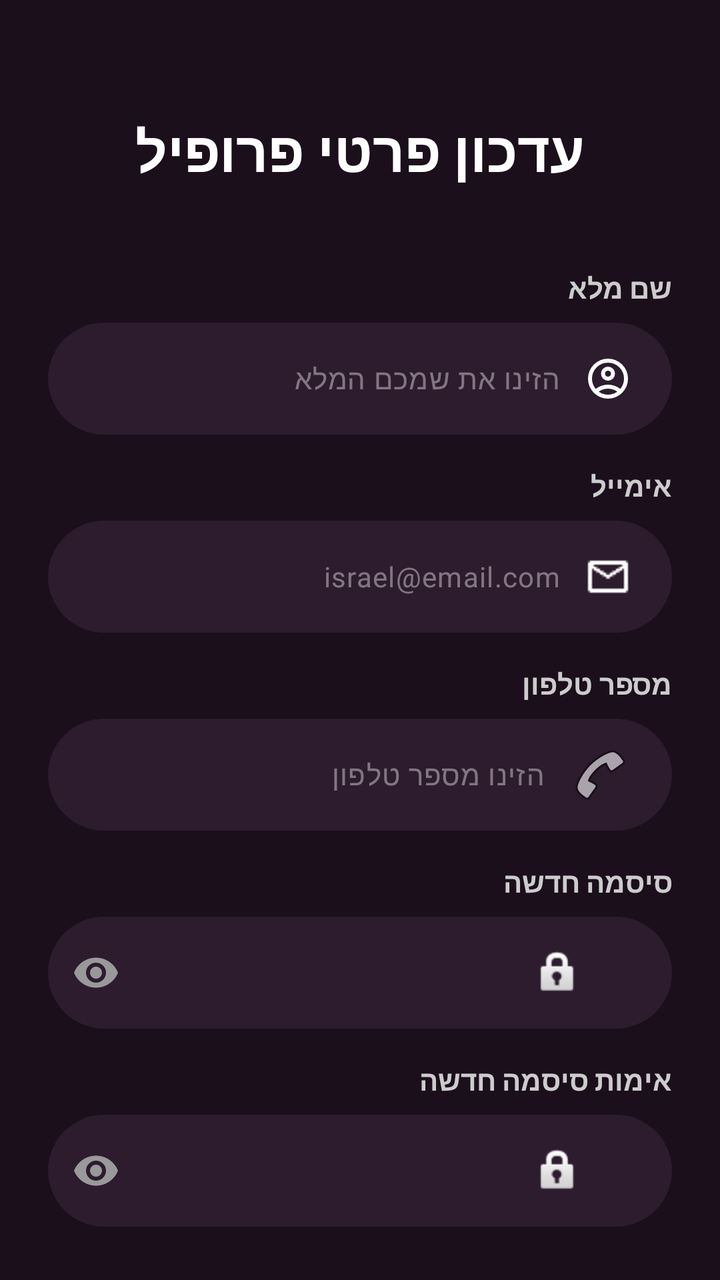
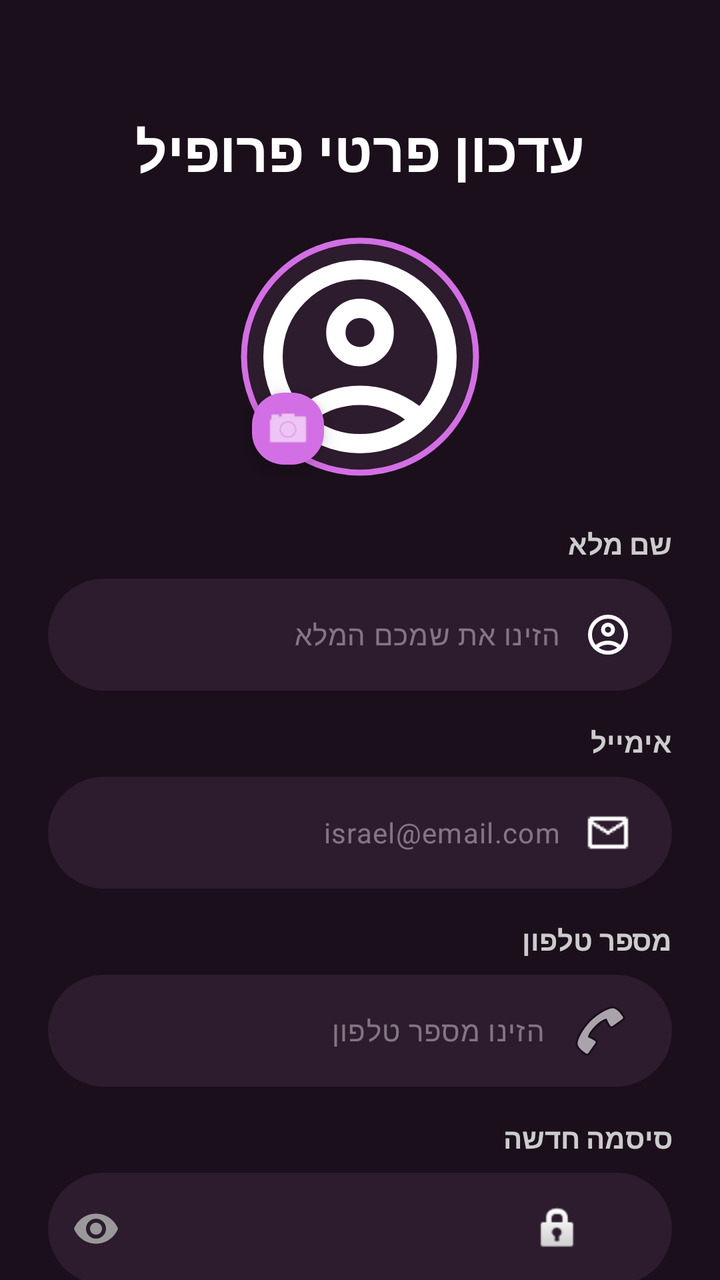

The first picture is an Android layout as it rendered before a commit; the second is the same layout after the commit. The layout source and the unified diff follow.
<!-- AndroidManifest.xml: application theme Theme.PartyLife -->
<!-- res/layout/activity_user_setting.xml -->
<?xml version="1.0" encoding="utf-8"?>
<ScrollView xmlns:android="http://schemas.android.com/apk/res/android"
    xmlns:app="http://schemas.android.com/apk/res-auto"
    android:layout_width="match_parent"
    android:layout_height="match_parent"
    android:background="#1A0F1B"
    android:fillViewport="true"
    android:id="@+id/usersetting"
    android:scrollbars="none">

    <androidx.constraintlayout.widget.ConstraintLayout
        android:layout_width="match_parent"
        android:layout_height="wrap_content"
        android:padding="24dp"
        android:layoutDirection="rtl">

        
        <TextView
            android:id="@+id/tvTitle"
            android:layout_width="0dp"
            android:layout_height="wrap_content"
            android:layout_marginTop="32dp"
            android:text="עדכון פרטי פרופיל"
            android:textColor="#FFFFFF"
            android:textSize="28sp"
            android:textStyle="bold"
            android:gravity="center"
            app:layout_constraintEnd_toEndOf="parent"
            app:layout_constraintStart_toStartOf="parent"
            app:layout_constraintTop_toTopOf="parent" />

        
        <TextView
            android:id="@+id/tvNameLabel"
            android:layout_width="match_parent"
            android:layout_height="wrap_content"
            android:layout_marginTop="40dp"
            android:text="שם מלא"
            android:textColor="#CCCCCC"
            android:textSize="14sp"
            android:textStyle="bold"
            android:gravity="start"
            app:layout_constraintTop_toBottomOf="@id/tvTitle" />

        <com.google.android.material.textfield.TextInputLayout
            android:id="@+id/tilEFullName"
            android:layout_width="match_parent"
            android:layout_height="wrap_content"
            android:layout_marginTop="8dp"
            app:hintEnabled="false"
            app:boxBackgroundColor="#2D1B2E"
            app:boxBackgroundMode="filled"
            app:boxCornerRadiusBottomEnd="28dp"
            app:boxCornerRadiusBottomStart="28dp"
            app:boxCornerRadiusTopEnd="28dp"
            app:boxCornerRadiusTopStart="28dp"
            app:boxStrokeWidth="0dp"
            app:layout_constraintTop_toBottomOf="@id/tvNameLabel">

            <com.google.android.material.textfield.TextInputEditText
                android:id="@+id/etEFullName"
                android:layout_width="match_parent"
                android:layout_height="56dp"
                android:hint="הזינו את שמכם המלא"
                android:textColorHint="#66FFFFFF"
                android:textColor="#FFFFFF"
                android:textSize="14sp"
                android:gravity="center_vertical|right"
                android:textAlignment="viewStart"
                android:drawableStart="@drawable/personimeg"
                android:drawablePadding="12dp"
                android:paddingStart="44dp"
                android:paddingEnd="20dp"
                android:background="@null" />

        </com.google.android.material.textfield.TextInputLayout>

        
        <TextView
            android:id="@+id/tvEmailLabel"
            android:layout_width="match_parent"
            android:layout_height="wrap_content"
            android:layout_marginTop="16dp"
            android:text="אימייל"
            android:textColor="#CCCCCC"
            android:textSize="14sp"
            android:textStyle="bold"
            android:gravity="start"
            app:layout_constraintTop_toBottomOf="@id/tilEFullName" />

        <com.google.android.material.textfield.TextInputLayout
            android:id="@+id/tilEEmail"
            android:layout_width="match_parent"
            android:layout_height="wrap_content"
            android:layout_marginTop="8dp"
            app:hintEnabled="false"
            app:boxBackgroundColor="#2D1B2E"
            app:boxBackgroundMode="filled"
            app:boxCornerRadiusBottomEnd="28dp"
            app:boxCornerRadiusBottomStart="28dp"
            app:boxCornerRadiusTopEnd="28dp"
            app:boxCornerRadiusTopStart="28dp"
            app:boxStrokeWidth="0dp"
            app:layout_constraintTop_toBottomOf="@id/tvEmailLabel">

            <com.google.android.material.textfield.TextInputEditText
                android:id="@+id/etEEmail"
                android:layout_width="match_parent"
                android:layout_height="56dp"
                android:inputType="textEmailAddress"
                android:hint="israel@email.com"
                android:textColorHint="#66FFFFFF"
                android:textColor="#FFFFFF"
                android:textSize="14sp"
                android:gravity="center_vertical|right"
                android:textAlignment="viewStart"
                android:drawableStart="@drawable/email"
                android:drawablePadding="12dp"
                android:paddingStart="44dp"
                android:paddingEnd="20dp"
                android:background="@null" />

        </com.google.android.material.textfield.TextInputLayout>

        
        <TextView
            android:id="@+id/tvPhoneLabel"
            android:layout_width="match_parent"
            android:layout_height="wrap_content"
            android:layout_marginTop="16dp"
            android:text="מספר טלפון"
            android:textColor="#CCCCCC"
            android:textSize="14sp"
            android:textStyle="bold"
            android:gravity="start"
            app:layout_constraintTop_toBottomOf="@id/tilEEmail" />

        <com.google.android.material.textfield.TextInputLayout
            android:id="@+id/tilEPhone"
            android:layout_width="match_parent"
            android:layout_height="wrap_content"
            android:layout_marginTop="8dp"
            app:hintEnabled="false"
            app:boxBackgroundColor="#2D1B2E"
            app:boxBackgroundMode="filled"
            app:boxCornerRadiusBottomEnd="28dp"
            app:boxCornerRadiusBottomStart="28dp"
            app:boxCornerRadiusTopEnd="28dp"
            app:boxCornerRadiusTopStart="28dp"
            app:boxStrokeWidth="0dp"
            app:layout_constraintTop_toBottomOf="@id/tvPhoneLabel">

            <com.google.android.material.textfield.TextInputEditText
                android:id="@+id/etEPhone"
                android:layout_width="match_parent"
                android:layout_height="56dp"
                android:inputType="phone"
                android:hint="הזינו מספר טלפון"
                android:textColorHint="#66FFFFFF"
                android:textColor="#FFFFFF"
                android:textSize="14sp"
                android:gravity="center_vertical|right"
                android:textAlignment="viewStart"
                android:drawableStart="@android:drawable/ic_menu_call"
                android:drawablePadding="12dp"
                android:paddingStart="44dp"
                android:paddingEnd="20dp"
                android:background="@null" />

        </com.google.android.material.textfield.TextInputLayout>

        
        <TextView
            android:id="@+id/tvPasswordLabel"
            android:layout_width="match_parent"
            android:layout_height="wrap_content"
            android:layout_marginTop="16dp"
            android:text="סיסמה חדשה"
            android:textColor="#CCCCCC"
            android:textSize="14sp"
            android:textStyle="bold"
            android:gravity="start"
            app:layout_constraintTop_toBottomOf="@id/tilEPhone" />

        <com.google.android.material.textfield.TextInputLayout
            android:id="@+id/tilEPassword"
            android:layout_width="match_parent"
            android:layout_height="wrap_content"
            android:layout_marginTop="8dp"
            app:hintEnabled="false"
            app:boxBackgroundColor="#2D1B2E"
            app:boxBackgroundMode="filled"
            app:boxCornerRadiusBottomEnd="28dp"
            app:boxCornerRadiusBottomStart="28dp"
            app:boxCornerRadiusTopEnd="28dp"
            app:boxCornerRadiusTopStart="28dp"
            app:boxStrokeWidth="0dp"
            app:passwordToggleEnabled="true"
            app:passwordToggleTint="#999999"
            app:layout_constraintTop_toBottomOf="@id/tvPasswordLabel">

            <com.google.android.material.textfield.TextInputEditText
                android:id="@+id/etEPassword"
                android:layout_width="match_parent"
                android:layout_height="56dp"
                android:inputType="textPassword"
                android:hint="••••••••"
                android:textColorHint="#66FFFFFF"
                android:textColor="#FFFFFF"
                android:textSize="14sp"
                android:gravity="center_vertical|right"
                android:textAlignment="viewStart"
                android:drawableStart="@android:drawable/ic_lock_idle_lock"
                android:drawablePadding="12dp"
                android:paddingStart="44dp"
                android:paddingEnd="20dp"
                android:background="@null" />

        </com.google.android.material.textfield.TextInputLayout>

        
        <TextView
            android:id="@+id/tvConfirmPasswordLabel"
            android:layout_width="match_parent"
            android:layout_height="wrap_content"
            android:layout_marginTop="16dp"
            android:text="אימות סיסמה חדשה"
            android:textColor="#CCCCCC"
            android:textSize="14sp"
            android:textStyle="bold"
            android:gravity="start"
            app:layout_constraintTop_toBottomOf="@id/tilEPassword" />

        <com.google.android.material.textfield.TextInputLayout
            android:id="@+id/tilEConfirmPassword"
            android:layout_width="match_parent"
            android:layout_height="wrap_content"
            android:layout_marginTop="8dp"
            app:hintEnabled="false"
            app:boxBackgroundColor="#2D1B2E"
            app:boxBackgroundMode="filled"
            app:boxCornerRadiusBottomEnd="28dp"
            app:boxCornerRadiusBottomStart="28dp"
            app:boxCornerRadiusTopEnd="28dp"
            app:boxCornerRadiusTopStart="28dp"
            app:boxStrokeWidth="0dp"
            app:passwordToggleEnabled="true"
            app:passwordToggleTint="#999999"
            app:layout_constraintTop_toBottomOf="@id/tvConfirmPasswordLabel">

            <com.google.android.material.textfield.TextInputEditText
                android:id="@+id/etEConfirmPassword"
                android:layout_width="match_parent"
                android:layout_height="56dp"
                android:inputType="textPassword"
                android:hint="••••••••"
                android:textColorHint="#66FFFFFF"
                android:textColor="#FFFFFF"
                android:textSize="14sp"
                android:gravity="center_vertical|right"
                android:textAlignment="viewStart"
                android:drawableStart="@android:drawable/ic_lock_idle_lock"
                android:drawablePadding="12dp"
                android:paddingStart="44dp"
                android:paddingEnd="20dp"
                android:background="@null" />

        </com.google.android.material.textfield.TextInputLayout>

        
        <com.google.android.material.button.MaterialButton
            android:id="@+id/btEnRegister"
            android:layout_width="match_parent"
            android:layout_height="56dp"
            android:layout_marginTop="40dp"
            android:text="עדכון פרטים"
            android:textColor="#FFFFFF"
            android:textSize="16sp"
            android:textStyle="bold"
            android:background="@drawable/button_gradient"
            app:backgroundTint="@null"
            app:cornerRadius="28dp"
            app:layout_constraintTop_toBottomOf="@id/tilEConfirmPassword" />



    </androidx.constraintlayout.widget.ConstraintLayout>

</ScrollView>
<!-- resources referenced by this layout -->
<resources>
  <!-- drawable button_gradient (drawable) -->
  <?xml version="1.0" encoding="utf-8"?>
  <shape xmlns:android="http://schemas.android.com/apk/res/android">
      <gradient
          android:startColor="#CC56E2"
          android:endColor="#BA39D5"
          android:angle="0"/>
      <corners android:radius="25dp"/>
  </shape>
  <!-- drawable email: png bitmap (drawable, 359 bytes) -->
  <!-- drawable personimeg (drawable) -->
  <vector xmlns:android="http://schemas.android.com/apk/res/android"
      android:width="24dp"
      android:height="24dp"
      android:viewportWidth="960"
      android:viewportHeight="960">
    <path
        android:pathData="M234,684q51,-39 114,-61.5T480,600q69,0 132,22.5T726,684q35,-41 54.5,-93T800,480q0,-133 -93.5,-226.5T480,160q-133,0 -226.5,93.5T160,480q0,59 19.5,111t54.5,93ZM480,520q-59,0 -99.5,-40.5T340,380q0,-59 40.5,-99.5T480,240q59,0 99.5,40.5T620,380q0,59 -40.5,99.5T480,520ZM480,880q-83,0 -156,-31.5T197,763q-54,-54 -85.5,-127T80,480q0,-83 31.5,-156T197,197q54,-54 127,-85.5T480,80q83,0 156,31.5T763,197q54,54 85.5,127T880,480q0,83 -31.5,156T763,763q-54,54 -127,85.5T480,880ZM480,800q53,0 100,-15.5t86,-44.5q-39,-29 -86,-44.5T480,680q-53,0 -100,15.5T294,740q39,29 86,44.5T480,800ZM480,440q26,0 43,-17t17,-43q0,-26 -17,-43t-43,-17q-26,0 -43,17t-17,43q0,26 17,43t43,17ZM480,380ZM480,740Z"
        android:fillColor="#FFFFFF"/>
  </vector>
  <style name="Theme.PartyLife" parent="Base.Theme.PartyLife" />
  <style name="Base.Theme.PartyLife" parent="Theme.Material3.Dark.NoActionBar">
        
  
      </style>
</resources>

<!-- the commit's change to res/layout/activity_user_setting.xml (unified diff, before → after) -->
@@ -1,6 +1,7 @@
 <?xml version="1.0" encoding="utf-8"?>
 <ScrollView xmlns:android="http://schemas.android.com/apk/res/android"
     xmlns:app="http://schemas.android.com/apk/res-auto"
+    xmlns:tools="http://schemas.android.com/tools"
     android:layout_width="match_parent"
     android:layout_height="match_parent"
     android:background="#1A0F1B"
@@ -30,17 +31,51 @@
             app:layout_constraintTop_toTopOf="parent" />
 
         
+        <FrameLayout
+            android:id="@+id/flProfileImageContainer"
+            android:layout_width="120dp"
+            android:layout_height="120dp"
+            android:layout_marginTop="24dp"
+            app:layout_constraintEnd_toEndOf="parent"
+            app:layout_constraintStart_toStartOf="parent"
+            app:layout_constraintTop_toBottomOf="@id/tvTitle">
+
+            <com.google.android.material.imageview.ShapeableImageView
+                android:id="@+id/ivProfileImageE"
+                android:layout_width="match_parent"
+                android:layout_height="match_parent"
+                android:padding="2dp"
+                android:src="@drawable/personimeg"
+                android:scaleType="centerCrop"
+                app:strokeColor="#D36FE4"
+                app:strokeWidth="3dp"
+                app:shapeAppearanceOverlay="@style/CircleImage"
+                android:background="#2D1B2E" />
+
+            <com.google.android.material.floatingactionbutton.FloatingActionButton
+                android:id="@+id/fabAddPhotoE"
+                android:layout_width="wrap_content"
+                android:layout_height="wrap_content"
+                android:layout_gravity="bottom|end"
+                android:src="@android:drawable/ic_menu_camera"
+                app:fabCustomSize="36dp"
+                app:backgroundTint="#D36FE4"
+                app:tint="#FFFFFF"
+                tools:ignore="ContentDescription" />
+        </FrameLayout>
+
+        
         <TextView
             android:id="@+id/tvNameLabel"
             android:layout_width="match_parent"
             android:layout_height="wrap_content"
-            android:layout_marginTop="40dp"
+            android:layout_marginTop="24dp"
             android:text="שם מלא"
             android:textColor="#CCCCCC"
             android:textSize="14sp"
             android:textStyle="bold"
             android:gravity="start"
-            app:layout_constraintTop_toBottomOf="@id/tvTitle" />
+            app:layout_constraintTop_toBottomOf="@id/flProfileImageContainer" />
 
         <com.google.android.material.textfield.TextInputLayout
             android:id="@+id/tilEFullName"
@@ -282,8 +317,6 @@
             app:cornerRadius="28dp"
             app:layout_constraintTop_toBottomOf="@id/tilEConfirmPassword" />
 
-
-
     </androidx.constraintlayout.widget.ConstraintLayout>
 
 </ScrollView>
<!-- resource entries referenced after the edit -->
@@ -20,6 +20,9 @@
         android:pathData="M234,684q51,-39 114,-61.5T480,600q69,0 132,22.5T726,684q35,-41 54.5,-93T800,480q0,-133 -93.5,-226.5T480,160q-133,0 -226.5,93.5T160,480q0,59 19.5,111t54.5,93ZM480,520q-59,0 -99.5,-40.5T340,380q0,-59 40.5,-99.5T480,240q59,0 99.5,40.5T620,380q0,59 -40.5,99.5T480,520ZM480,880q-83,0 -156,-31.5T197,763q-54,-54 -85.5,-127T80,480q0,-83 31.5,-156T197,197q54,-54 127,-85.5T480,80q83,0 156,31.5T763,197q54,54 85.5,127T880,480q0,83 -31.5,156T763,763q-54,54 -127,85.5T480,880ZM480,800q53,0 100,-15.5t86,-44.5q-39,-29 -86,-44.5T480,680q-53,0 -100,15.5T294,740q39,29 86,44.5T480,800ZM480,440q26,0 43,-17t17,-43q0,-26 -17,-43t-43,-17q-26,0 -43,17t-17,43q0,26 17,43t43,17ZM480,380ZM480,740Z"
         android:fillColor="#FFFFFF"/>
   </vector>
+  <style name="CircleImage">
+          <item name="cornerSize">50%</item>
+      </style>
   <style name="Theme.PartyLife" parent="Base.Theme.PartyLife" />
   <style name="Base.Theme.PartyLife" parent="Theme.Material3.Dark.NoActionBar">
         
